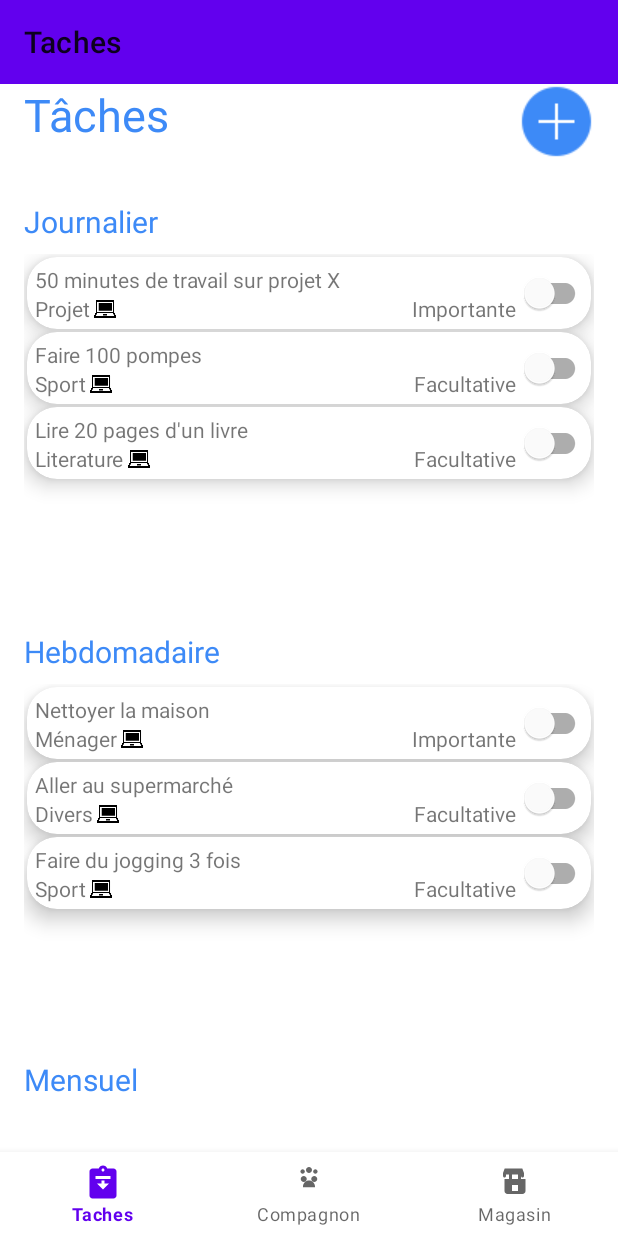
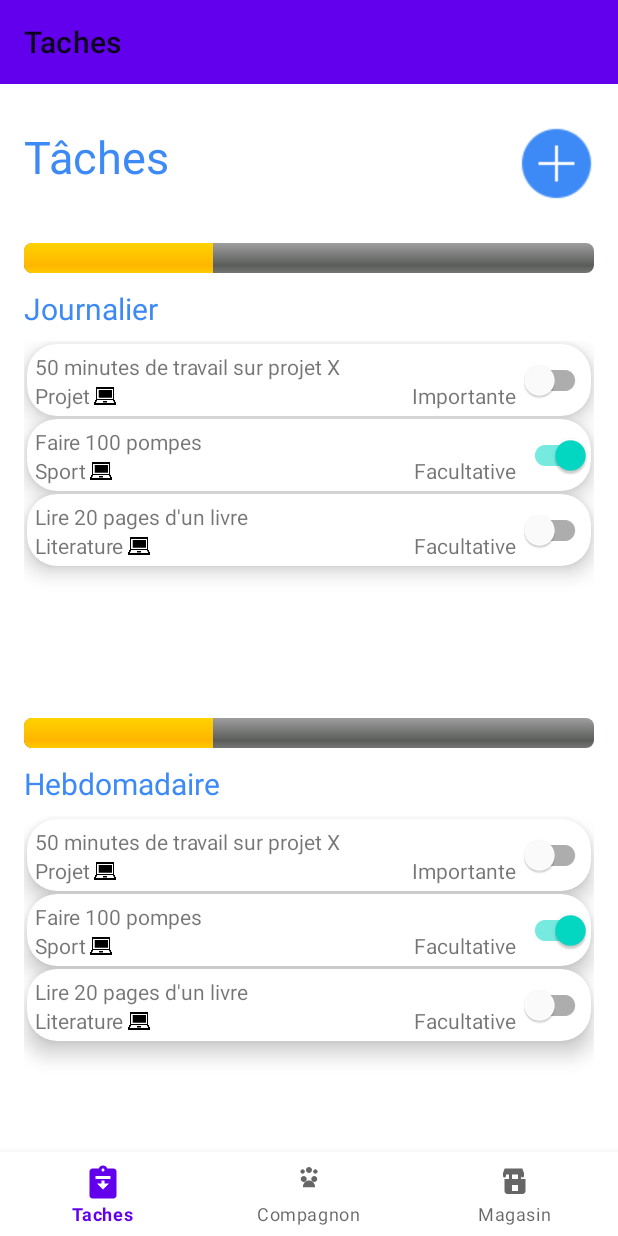
Before and after one commit to sofianghobrini/Vakna, an Android app built with Jetpack Compose: the screen it shows after launch (MainActivity), on a phone screen of 412 x 824 dp. Run offline under Robolectric (Android 15) with nearby library versions, the phone set to English and light mode, and no system bars; our stand-ins replace navigation-ui; Roboto replaces fonts that are not available here.

Commit message:
Ajout ProgressBar

```diff
--- a/app/src/main/java/com/app/vakna/ui/Taches/ListAdapter.kt
+++ b/app/src/main/java/com/app/vakna/ui/Taches/ListAdapter.kt
@@ -3,22 +3,31 @@ package com.app.vakna.ui.Taches
 import android.view.LayoutInflater
 import android.view.View
 import android.view.ViewGroup
+import android.widget.CheckBox
 import android.widget.ImageView
+import android.widget.ProgressBar
+import android.widget.RadioButton
 import android.widget.TextView
+import android.widget.Toast
+import android.widget.ToggleButton
 import androidx.recyclerview.widget.RecyclerView
 import com.app.vakna.R
+import com.google.android.material.switchmaterial.SwitchMaterial
 
 // Define your adapter class that extends RecyclerView.Adapter
 class ListAdapter(
-    private val dataArrayList: ArrayList<ListData>
+    private val dataArrayList: ArrayList<ListData>,
+    private val progressBar: ProgressBar
 ) : RecyclerView.Adapter<ListAdapter.TachesViewHolder>() {
 
+    private var completedTasks = 0
     // Define the ViewHolder class that holds the views for each item
     class TachesViewHolder(itemView: View) : RecyclerView.ViewHolder(itemView) {
         val listTypeIcon: ImageView = itemView.findViewById(R.id.listTypeImage)
         val listName: TextView = itemView.findViewById(R.id.listName)
         val listType: TextView = itemView.findViewById(R.id.listType)
         val listImportance: TextView = itemView.findViewById(R.id.listImportance)
+        val listTermine: SwitchMaterial = itemView.findViewById(R.id.listSwitchTermine)
     }
 
     // This method inflates the layout for each item in the RecyclerView
@@ -36,6 +45,26 @@ class ListAdapter(
         holder.listName.text = listData.name
         holder.listType.text = listData.type
         holder.listImportance.text = if (listData.importance) "Importante" else "Facultative"
+        holder.listTermine.isChecked = listData.estTermine
+
+        if (listData.estTermine) {
+            completedTasks++
+        }
+
+        holder.listTermine.setOnCheckedChangeListener { _, isChecked ->
+            listData.estTermine = isChecked
+            if (isChecked) {
+                completedTasks++
+            } else {
+                completedTasks--
+            }
+            updateProgressBar()
+        }
+    }
+
+    fun updateProgressBar() {
+        val progressPercentage = (completedTasks.toDouble() / dataArrayList.size) * 100
+        progressBar.progress = progressPercentage.toInt()
     }
 
     // This method returns the total number of items in the data set
--- a/app/src/main/java/com/app/vakna/ui/Taches/ListData.kt
+++ b/app/src/main/java/com/app/vakna/ui/Taches/ListData.kt
@@ -3,5 +3,6 @@ class ListData(
     var name: String,
     var type: String,
     var importance: Boolean,
-    var icon: Int
+    var icon: Int,
+    var estTermine: Boolean
 )
--- a/app/src/main/java/com/app/vakna/ui/Taches/TachesFragment.kt
+++ b/app/src/main/java/com/app/vakna/ui/Taches/TachesFragment.kt
@@ -5,11 +5,14 @@ import android.view.LayoutInflater
 import android.view.View
 import android.view.ViewGroup
 import android.widget.ImageButton
+import android.widget.Toast
+import androidx.core.view.size
 import androidx.fragment.app.Fragment
 import androidx.lifecycle.ViewModelProvider
 import androidx.navigation.fragment.findNavController
 import androidx.recyclerview.widget.DividerItemDecoration
 import androidx.recyclerview.widget.LinearLayoutManager
+import androidx.recyclerview.widget.RecyclerView
 import com.app.vakna.R
 import com.app.vakna.databinding.FragmentTachesBinding
 
@@ -20,8 +23,10 @@ class TachesFragment : Fragment() {
     private val binding get() = _binding!!
     private lateinit var listAdapterJ: ListAdapter
     private lateinit var listAdapterH: ListAdapter
-    var dataArrayListJ = ArrayList<ListData>()
-    var dataArrayListH = ArrayList<ListData>()
+    private lateinit var listAdapterM: ListAdapter
+    private var completedJournalier = 0
+    private var completedHebdomadaire = 0
+    private var completedMensuel = 0
 
     override fun onCreateView(
         inflater: LayoutInflater,
@@ -33,82 +38,7 @@ class TachesFragment : Fragment() {
         _binding = FragmentTachesBinding.inflate(inflater, container, false)
         val root: View = binding.root
 
-        val iconListJ = intArrayOf(
-            R.drawable.type_icon_exemple,
-            R.drawable.type_icon_exemple,
-            R.drawable.type_icon_exemple
-        )
-        val nameListJ = arrayOf(
-            "50 minutes de travail sur projet X",
-            "Faire 100 pompes",
-            "Lire 20 pages d'un livre")
-        val typeListJ = arrayOf("Projet", "Sport", "Literature")
-        val importanceListJ = arrayOf(true, false, false)
-        for (i in iconListJ.indices) {
-            val listDataJ = ListData(
-                nameListJ[i],
-                typeListJ[i], importanceListJ[i], iconListJ[i]
-            )
-            dataArrayListJ.add(listDataJ)
-        }
-
-        listAdapterJ = ListAdapter(dataArrayListJ)
-        val layoutManagerJ = LinearLayoutManager(context, LinearLayoutManager.VERTICAL, false)
-
-        // Mise en place d'un divider pour les items de la liste
-        binding.listeTachesJournalier.layoutManager = layoutManagerJ
-
-        binding.listeTachesJournalier.addItemDecoration(
-            DividerItemDecoration(requireContext(), layoutManagerJ.orientation).apply {
-                setDrawable(requireContext().getDrawable(R.drawable.divider_item)!!) // Set your custom divider
-            }
-        )
-        binding.listeTachesJournalier.adapter = listAdapterJ
-
-        // Separation diff Frequences
-
-        val iconListH = intArrayOf(
-            R.drawable.type_icon_exemple,
-            R.drawable.type_icon_exemple,
-            R.drawable.type_icon_exemple
-        )
-        val nameListH = arrayOf(
-            "Nettoyer la maison",
-            "Aller au supermarché",
-            "Faire du jogging 3 fois")
-        val typeListH = arrayOf("Ménager", "Divers", "Sport")
-        val importanceListH = arrayOf(true, false, false)
-        for (i in iconListH.indices) {
-            val listDataH = ListData(
-                nameListH[i],
-                typeListH[i], importanceListH[i], iconListH[i]
-            )
-            dataArrayListH.add(listDataH)
-        }
-
-        listAdapterH = ListAdapter(dataArrayListH)
-        val layoutManagerH = LinearLayoutManager(context, LinearLayoutManager.VERTICAL, false)
-
-        // Mise en place d'un divider pour les items de la liste
-        binding.listeTachesHebdomadaire.layoutManager = layoutManagerH
-
-        binding.listeTachesHebdomadaire.addItemDecoration(
-            DividerItemDecoration(requireContext(), layoutManagerH.orientation).apply {
-                setDrawable(requireContext().getDrawable(R.drawable.divider_item)!!) // Set your custom divider
-            }
-        )
-        binding.listeTachesHebdomadaire.adapter = listAdapterH
-
-        val layoutManagerM = LinearLayoutManager(context, LinearLayoutManager.VERTICAL, false)
-
-        // Mise en place d'un divider pour les items de la liste
-        binding.listeTachesMensuel.layoutManager = layoutManagerM
-
-        binding.listeTachesMensuel.addItemDecoration(
-            DividerItemDecoration(requireContext(), layoutManagerH.orientation).apply {
-                setDrawable(requireContext().getDrawable(R.drawable.divider_item)!!) // Set your custom divider
-            }
-        )
+        SetUpRecyclerView()
 
         val imageButton: ImageButton = root.findViewById(R.id.boutonAjouterTache)
         imageButton.setOnClickListener {
@@ -123,6 +53,78 @@ class TachesFragment : Fragment() {
         return root
     }
 
+    private fun SetUpRecyclerView() {
+
+        val dataJournalier = AjoutData()
+        listAdapterJ = ListAdapter(dataJournalier, binding.progressTachesJournalier)
+
+        AjoutDividers(binding.listeTachesJournalier)
+
+        binding.listeTachesJournalier.adapter = listAdapterJ
+
+        // Separation diff Frequences
+
+        val dataHebdo = AjoutData()
+        listAdapterH = ListAdapter(dataHebdo, binding.progressTachesHebdomadaire)
+
+        AjoutDividers(binding.listeTachesHebdomadaire)
+
+        binding.listeTachesHebdomadaire.adapter = listAdapterH
+
+        // Separation diff Frequences
+
+        val dataMensuel = AjoutData()
+        listAdapterM = ListAdapter(dataMensuel, binding.progressTachesMensuel)
+
+        AjoutDividers(binding.listeTachesMensuel)
+
+        binding.listeTachesMensuel.adapter = listAdapterM
+
+        completedJournalier = dataJournalier.count { it.estTermine }
+        binding.progressTachesJournalier.progress = ((completedJournalier.toDouble() / dataJournalier.count()) * 100).toInt()
+        completedHebdomadaire = dataHebdo.count { it.estTermine }
+        binding.progressTachesHebdomadaire.progress = ((completedHebdomadaire.toDouble() / dataHebdo.count()) * 100).toInt()
+        completedMensuel = dataMensuel.count { it.estTermine }
+        binding.progressTachesMensuel.progress = ((completedMensuel.toDouble() / dataMensuel.count()) * 100).toInt()
+    }
+
+    private fun AjoutData(): ArrayList<ListData> {
+        val dataArrayList = ArrayList<ListData>()
+        val iconList = intArrayOf(
+            R.drawable.type_icon_exemple,
+            R.drawable.type_icon_exemple,
+            R.drawable.type_icon_exemple
+        )
+        val nameList = arrayOf(
+            "50 minutes de travail sur projet X",
+            "Faire 100 pompes",
+            "Lire 20 pages d'un livre"
+        )
+        val typeList = arrayOf("Projet", "Sport", "Literature")
+        val importanceList = arrayOf(true, false, false)
+        val terminer = arrayOf(false, true, false)
+        for (i in iconList.indices) {
+            val listData = ListData(
+                nameList[i],
+                typeList[i], importanceList[i], iconList[i], terminer[i]
+            )
+            dataArrayList.add(listData)
+        }
+        return dataArrayList
+    }
+
+    private fun AjoutDividers(listeBinding: RecyclerView) {
+        val layoutManager = LinearLayoutManager(context, LinearLayoutManager.VERTICAL, false)
+        // Mise en place d'un divider pour les items de la liste
+        listeBinding.layoutManager = layoutManager
+
+        listeBinding.addItemDecoration(
+            DividerItemDecoration(requireContext(), layoutManager.orientation).apply {
+                setDrawable(requireContext().getDrawable(R.drawable.divider_item)!!) // Set your custom divider
+            }
+        )
+    }
+
     override fun onDestroyView() {
         super.onDestroyView()
         _binding = null
--- a/app/src/main/res/layout/fragment_taches.xml
+++ b/app/src/main/res/layout/fragment_taches.xml
@@ -25,7 +25,8 @@
             <LinearLayout
                 android:layout_width="match_parent"
                 android:layout_height="wrap_content"
-                android:orientation="horizontal">
+                android:orientation="horizontal"
+                android:layout_marginTop="28dp">
 
                 <TextView
                     android:id="@+id/texteTitreTaches"
@@ -53,18 +54,28 @@
 
             </LinearLayout>
 
+            <ProgressBar
+                android:id="@+id/progressTachesJournalier"
+                android:layout_width="match_parent"
+                android:layout_height="wrap_content"
+                android:layout_marginTop="28dp"
+                android:max="100"
+                android:progress="0"
+                android:layout_marginBottom="10dp"
+                app:layout_constraintTop_toBottomOf="@id/texteTitreTaches"
+                style="@android:style/Widget.ProgressBar.Horizontal"/>
+
             <TextView
                 android:id="@+id/texteTachesJournalier"
                 android:layout_width="wrap_content"
                 android:layout_height="wrap_content"
-                android:layout_marginTop="28dp"
                 android:text="Journalier"
                 android:textColor="@color/texteCouleurPrincipale"
                 android:textSize="20sp"
                 app:layout_constraintEnd_toEndOf="parent"
                 app:layout_constraintHorizontal_bias="0.045"
                 app:layout_constraintStart_toStartOf="parent"
-                app:layout_constraintTop_toBottomOf="@+id/texteTitreTaches" />
+                app:layout_constraintTop_toBottomOf="@id/progressTachesJournalier" />
 
             <androidx.recyclerview.widget.RecyclerView
                 android:id="@+id/listeTachesJournalier"
@@ -73,23 +84,33 @@
                 android:layout_marginTop="8dp"
                 android:padding="2dp"
                 android:clipToPadding="false"
-                app:layout_constraintTop_toBottomOf="@+id/texteTachesJournalier"
+                app:layout_constraintTop_toBottomOf="@id/texteTachesJournalier"
                 app:layout_constraintStart_toStartOf="parent"
                 app:layout_constraintEnd_toEndOf="parent"
                 tools:listitem="@layout/liste_taches" />
+
+            <ProgressBar
+                android:id="@+id/progressTachesHebdomadaire"
+                android:layout_width="match_parent"
+                android:layout_height="wrap_content"
+                android:layout_marginTop="20dp"
+                android:max="100"
+                android:progress="0"
+                android:layout_marginBottom="10dp"
+                app:layout_constraintTop_toBottomOf="@id/listeTachesJournalier"
+                style="@android:style/Widget.ProgressBar.Horizontal"/>
 
             <TextView
                 android:id="@+id/texteTachesHebdomadaire"
                 android:layout_width="wrap_content"
                 android:layout_height="wrap_content"
-                android:layout_marginTop="20dp"
                 android:text="Hebdomadaire"
                 android:textColor="@color/texteCouleurPrincipale"
                 android:textSize="20sp"
                 app:layout_constraintEnd_toEndOf="parent"
                 app:layout_constraintHorizontal_bias="0.047"
                 app:layout_constraintStart_toStartOf="parent"
-                app:layout_constraintTop_toBottomOf="@+id/listeTachesJournalier" />
+                app:layout_constraintTop_toBottomOf="@id/progressTachesHebdomadaire" />
 
             <androidx.recyclerview.widget.RecyclerView
                 android:id="@+id/listeTachesHebdomadaire"
@@ -103,18 +124,28 @@
                 app:layout_constraintEnd_toEndOf="parent"
                 tools:listitem="@layout/liste_taches" />
 
+            <ProgressBar
+                android:id="@+id/progressTachesMensuel"
+                android:layout_width="match_parent"
+                android:layout_height="wrap_content"
+                android:layout_marginTop="20dp"
+                android:max="100"
+                android:progress="0"
+                android:layout_marginBottom="10dp"
+                app:layout_constraintTop_toBottomOf="@id/listeTachesHebdomadaire"
+                style="@android:style/Widget.ProgressBar.Horizontal"/>
+
             <TextView
                 android:id="@+id/texteTachesMensuel"
                 android:layout_width="wrap_content"
                 android:layout_height="wrap_content"
-                android:layout_marginTop="20dp"
                 android:text="Mensuel"
                 android:textColor="@color/texteCouleurPrincipale"
                 android:textSize="20sp"
                 app:layout_constraintEnd_toEndOf="parent"
                 app:layout_constraintHorizontal_bias="0.047"
                 app:layout_constraintStart_toStartOf="parent"
-                app:layout_constraintTop_toBottomOf="@+id/listeTachesHebdomadaire" />
+                app:layout_constraintTop_toBottomOf="@id/progressTachesMensuel" />
 
             <androidx.recyclerview.widget.RecyclerView
                 android:id="@+id/listeTachesMensuel"
--- a/build.gradle.kts
+++ b/build.gradle.kts
@@ -1,5 +1,5 @@
 // Top-level build file where you can add configuration options common to all sub-projects/modules.
 plugins {
-    alias(libs.plugins.androidApplication) apply false
+    alias(libs.plugins.androidapplication) apply false
     alias(libs.plugins.jetbrainsKotlinAndroid) apply false
 }
```
